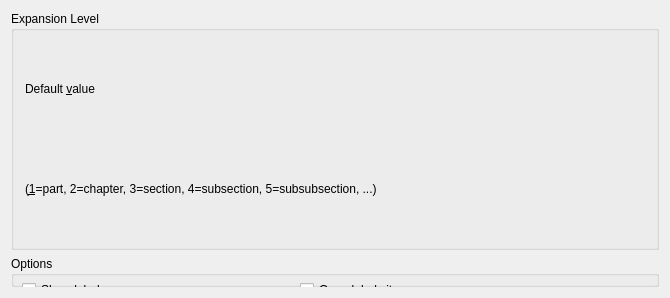
KDE/kile, file kile/structureconfigwidget.ui: the form before one commit.
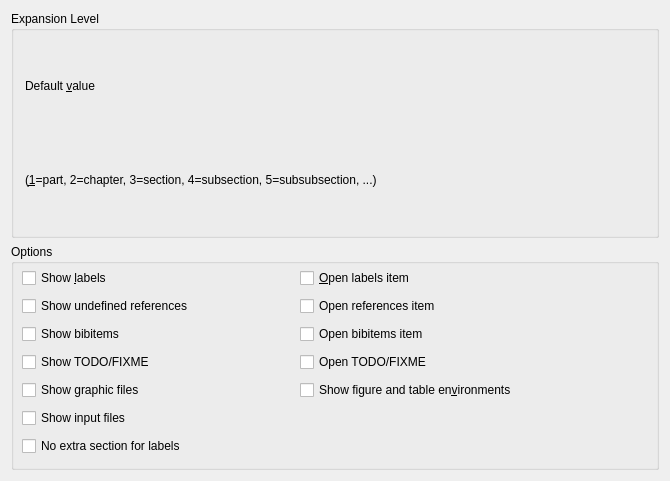
The form after the commit. Custom widgets are drawn as their Qt base class.

Commit message: Fix include directive for KIntNumInput.

```diff
--- a/kile/structureconfigwidget.ui
+++ b/kile/structureconfigwidget.ui
@@ -6,7 +6,7 @@
     <x>0</x>
     <y>0</y>
     <width>670</width>
-    <height>298</height>
+    <height>481</height>
    </rect>
   </property>
   <property name="sizePolicy" >
@@ -28,7 +28,7 @@
    <item>
     <widget class="Q3GroupBox" name="groupBox2" >
      <property name="sizePolicy" >
-      <sizepolicy vsizetype="MinimumExpanding" hsizetype="Preferred" >
+      <sizepolicy vsizetype="Preferred" hsizetype="Preferred" >
        <horstretch>0</horstretch>
        <verstretch>0</verstretch>
       </sizepolicy>
```
Left out of the diff: 4 changed lines with no effect on the pictures.
